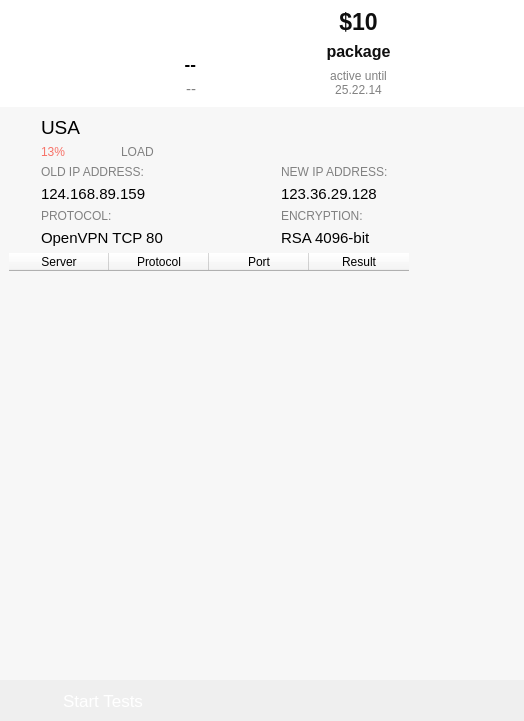
Qt form src/safechecker/testdialog.ui (proxysh/Safejumper-for-Desktop) before a commit.
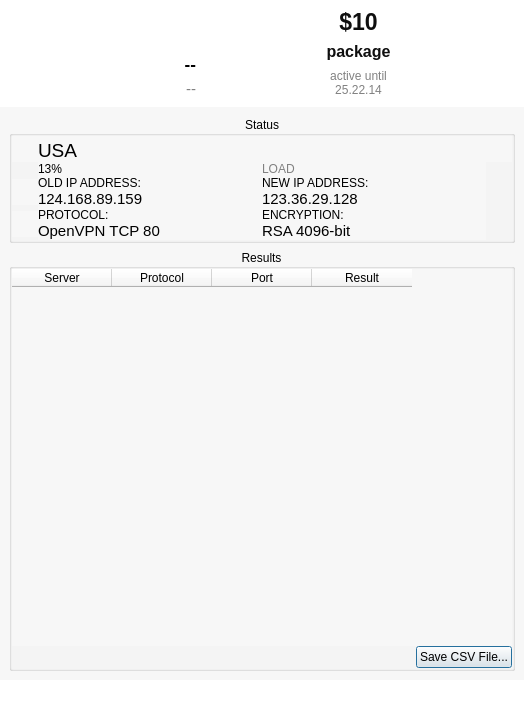
The same form after that commit. Icons and pictures are not drawn.

Commit message: Added iterating through the known servers, encryptions, and ports. Added saving to a csv file. Added newip and color to "results" field" Put "Status" and "Results" into groupboxes.

```diff
--- a/src/safechecker/testdialog.ui
+++ b/src/safechecker/testdialog.ui
@@ -16,6 +16,70 @@
     <height>0</height>
    </size>
   </property>
+  <property name="palette">
+   <palette>
+    <active>
+     <colorrole role="Base">
+      <brush brushstyle="SolidPattern">
+       <color alpha="255">
+        <red>255</red>
+        <green>255</green>
+        <blue>255</blue>
+       </color>
+      </brush>
+     </colorrole>
+     <colorrole role="Window">
+      <brush brushstyle="SolidPattern">
+       <color alpha="255">
+        <red>255</red>
+        <green>255</green>
+        <blue>255</blue>
+       </color>
+      </brush>
+     </colorrole>
+    </active>
+    <inactive>
+     <colorrole role="Base">
+      <brush brushstyle="SolidPattern">
+       <color alpha="255">
+        <red>255</red>
+        <green>255</green>
+        <blue>255</blue>
+       </color>
+      </brush>
+     </colorrole>
+     <colorrole role="Window">
+      <brush brushstyle="SolidPattern">
+       <color alpha="255">
+        <red>255</red>
+        <green>255</green>
+        <blue>255</blue>
+       </color>
+      </brush>
+     </colorrole>
+    </inactive>
+    <disabled>
+     <colorrole role="Base">
+      <brush brushstyle="SolidPattern">
+       <color alpha="255">
+        <red>255</red>
+        <green>255</green>
+        <blue>255</blue>
+       </color>
+      </brush>
+     </colorrole>
+     <colorrole role="Window">
+      <brush brushstyle="SolidPattern">
+       <color alpha="255">
+        <red>255</red>
+        <green>255</green>
+        <blue>255</blue>
+       </color>
+      </brush>
+     </colorrole>
+    </disabled>
+   </palette>
+  </property>
   <property name="windowTitle">
    <string>Safechecker</string>
   </property>
@@ -526,12 +590,21 @@
      <property name="palette">
       <palette>
        <active>
+        <colorrole role="WindowText">
+         <brush brushstyle="SolidPattern">
+          <color alpha="255">
+           <red>0</red>
+           <green>0</green>
+           <blue>0</blue>
+          </color>
+         </brush>
+        </colorrole>
         <colorrole role="Button">
          <brush brushstyle="SolidPattern">
           <color alpha="255">
-           <red>247</red>
-           <green>247</green>
-           <blue>247</blue>
+           <red>255</red>
+           <green>255</green>
+           <blue>255</blue>
           </color>
          </brush>
         </colorrole>
@@ -539,6 +612,60 @@
          <brush brushstyle="SolidPattern">
           <color alpha="255">
            <red>255</red>
+           <green>255</green>
+           <blue>255</blue>
+          </color>
+         </brush>
+        </colorrole>
+        <colorrole role="Midlight">
+         <brush brushstyle="SolidPattern">
+          <color alpha="255">
+           <red>255</red>
+           <green>255</green>
+           <blue>255</blue>
+          </color>
+         </brush>
+        </colorrole>
+        <colorrole role="Dark">
+         <brush brushstyle="SolidPattern">
+          <color alpha="255">
+           <red>127</red>
+           <green>127</green>
+           <blue>127</blue>
+          </color>
+         </brush>
+        </colorrole>
+        <colorrole role="Mid">
+         <brush brushstyle="SolidPattern">
+          <color alpha="255">
+           <red>170</red>
+           <green>170</green>
+           <blue>170</blue>
+          </color>
+         </brush>
+        </colorrole>
+        <colorrole role="Text">
+         <brush brushstyle="SolidPattern">
+          <color alpha="255">
+           <red>0</red>
+           <green>0</green>
+           <blue>0</blue>
+          </color>
+         </brush>
+        </colorrole>
+        <colorrole role="BrightText">
+         <brush brushstyle="SolidPattern">
+          <color alpha="255">
+           <red>255</red>
+           <green>255</green>
+           <blue>255</blue>
+          </color>
+         </brush>
+        </colorrole>
+        <colorrole role="ButtonText">
+         <brush brushstyle="SolidPattern">
+          <color alpha="255">
+           <red>0</red>
            <green>0</green>
            <blue>0</blue>
           </color>
@@ -547,29 +674,74 @@
         <colorrole role="Base">
          <brush brushstyle="SolidPattern">
           <color alpha="255">
-           <red>247</red>
-           <green>247</green>
-           <blue>247</blue>
+           <red>255</red>
+           <green>255</green>
+           <blue>255</blue>
           </color>
          </brush>
         </colorrole>
         <colorrole role="Window">
          <brush brushstyle="SolidPattern">
           <color alpha="255">
-           <red>247</red>
-           <green>247</green>
-           <blue>247</blue>
+           <red>255</red>
+           <green>255</green>
+           <blue>255</blue>
+          </color>
+         </brush>
+        </colorrole>
+        <colorrole role="Shadow">
+         <brush brushstyle="SolidPattern">
+          <color alpha="255">
+           <red>0</red>
+           <green>0</green>
+           <blue>0</blue>
+          </color>
+         </brush>
+        </colorrole>
+        <colorrole role="AlternateBase">
+         <brush brushstyle="SolidPattern">
+          <color alpha="255">
+           <red>255</red>
+           <green>255</green>
+           <blue>255</blue>
+          </color>
+         </brush>
+        </colorrole>
+        <colorrole role="ToolTipBase">
+         <brush brushstyle="SolidPattern">
+          <color alpha="255">
+           <red>255</red>
+           <green>255</green>
+           <blue>220</blue>
+          </color>
+         </brush>
+        </colorrole>
+        <colorrole role="ToolTipText">
+         <brush brushstyle="SolidPattern">
+          <color alpha="255">
+           <red>0</red>
+           <green>0</green>
+           <blue>0</blue>
           </color>
          </brush>
         </colorrole>
        </active>
        <inactive>
+        <colorrole role="WindowText">
+         <brush brushstyle="SolidPattern">
+          <color alpha="255">
+           <red>0</red>
+           <green>0</green>
+           <blue>0</blue>
+          </color>
+         </brush>
+        </colorrole>
         <colorrole role="Button">
          <brush brushstyle="SolidPattern">
           <color alpha="255">
-           <red>247</red>
-           <green>247</green>
-           <blue>247</blue>
+           <red>255</red>
+           <green>255</green>
+           <blue>255</blue>
           </color>
          </brush>
         </colorrole>
@@ -577,6 +749,60 @@
          <brush brushstyle="SolidPattern">
           <color alpha="255">
            <red>255</red>
+           <green>255</green>
+           <blue>255</blue>
+          </color>
+         </brush>
+        </colorrole>
+        <colorrole role="Midlight">
+         <brush brushstyle="SolidPattern">
+          <color alpha="255">
+           <red>255</red>
+           <green>255</green>
+           <blue>255</blue>
+          </color>
+         </brush>
+        </colorrole>
+        <colorrole role="Dark">
+         <brush brushstyle="SolidPattern">
+          <color alpha="255">
+           <red>127</red>
+           <green>127</green>
+           <blue>127</blue>
+          </color>
+         </brush>
+        </colorrole>
+        <colorrole role="Mid">
+         <brush brushstyle="SolidPattern">
+          <color alpha="255">
+           <red>170</red>
+           <green>170</green>
+           <blue>170</blue>
+          </color>
+         </brush>
+        </colorrole>
+        <colorrole role="Text">
+         <brush brushstyle="SolidPattern">
+          <color alpha="255">
+           <red>0</red>
+           <green>0</green>
+           <blue>0</blue>
+          </color>
+         </brush>
+        </colorrole>
+        <colorrole role="BrightText">
+         <brush brushstyle="SolidPattern">
+          <color alpha="255">
+           <red>255</red>
+           <green>255</green>
+           <blue>255</blue>
+          </color>
+         </brush>
+        </colorrole>
+        <colorrole role="ButtonText">
+         <brush brushstyle="SolidPattern">
+          <color alpha="255">
+           <red>0</red>
            <green>0</green>
            <blue>0</blue>
           </color>
@@ -585,29 +811,74 @@
         <colorrole role="Base">
          <brush brushstyle="SolidPattern">
           <color alpha="255">
-           <red>247</red>
-           <green>247</green>
-           <blue>247</blue>
+           <red>255</red>
+           <green>255</green>
+           <blue>255</blue>
           </color>
          </brush>
         </colorrole>
         <colorrole role="Window">
          <brush brushstyle="SolidPattern">
           <color alpha="255">
-           <red>247</red>
-           <green>247</green>
-           <blue>247</blue>
+           <red>255</red>
+           <green>255</green>
+           <blue>255</blue>
+          </color>
+         </brush>
+        </colorrole>
+        <colorrole role="Shadow">
+         <brush brushstyle="SolidPattern">
+          <color alpha="255">
+           <red>0</red>
+           <green>0</green>
+           <blue>0</blue>
+          </color>
+         </brush>
+        </colorrole>
+        <colorrole role="AlternateBase">
+         <brush brushstyle="SolidPattern">
+          <color alpha="255">
+           <red>255</red>
+           <green>255</green>
+           <blue>255</blue>
+          </color>
+         </brush>
+        </colorrole>
+        <colorrole role="ToolTipBase">
+         <brush brushstyle="SolidPattern">
+          <color alpha="255">
+           <red>255</red>
+           <green>255</green>
+           <blue>220</blue>
+          </color>
+         </brush>
+        </colorrole>
+        <colorrole role="ToolTipText">
+         <brush brushstyle="SolidPattern">
+          <color alpha="255">
+           <red>0</red>
+           <green>0</green>
+           <blue>0</blue>
           </color>
          </brush>
         </colorrole>
        </inactive>
        <disabled>
+        <colorrole role="WindowText">
+         <brush brushstyle="SolidPattern">
+          <color alpha="255">
+           <red>127</red>
+           <green>127</green>
+           <blue>127</blue>
+          </color>
+         </brush>
+        </colorrole>
         <colorrole role="Button">
          <brush brushstyle="SolidPattern">
           <color alpha="255">
-           <red>247</red>
-           <green>247</green>
-           <blue>247</blue>
+           <red>255</red>
+           <green>255</green>
+           <blue>255</blue>
           </color>
          </brush>
         </colorrole>
@@ -615,26 +886,116 @@
          <brush brushstyle="SolidPattern">
           <color alpha="255">
            <red>255</red>
-           <green>0</green>
-           <blue>0</blue>
+           <green>255</green>
+           <blue>255</blue>
+          </color>
+         </brush>
+        </colorrole>
+        <colorrole role="Midlight">
+         <brush brushstyle="SolidPattern">
+          <color alpha="255">
+           <red>255</red>
+           <green>255</green>
+           <blue>255</blue>
+          </color>
+         </brush>
+        </colorrole>
+        <colorrole role="Dark">
+         <brush brushstyle="SolidPattern">
+          <color alpha="255">
+           <red>127</red>
+           <green>127</green>
+           <blue>127</blue>
+          </color>
+         </brush>
+        </colorrole>
+        <colorrole role="Mid">
+         <brush brushstyle="SolidPattern">
+          <color alpha="255">
+           <red>170</red>
+           <green>170</green>
+           <blue>170</blue>
+          </color>
+         </brush>
+        </colorrole>
+        <colorrole role="Text">
+         <brush brushstyle="SolidPattern">
+          <color alpha="255">
+           <red>127</red>
+           <green>127</green>
+           <blue>127</blue>
+          </color>
+         </brush>
+        </colorrole>
+        <colorrole role="BrightText">
+         <brush brushstyle="SolidPattern">
+          <color alpha="255">
+           <red>255</red>
+           <green>255</green>
+           <blue>255</blue>
+          </color>
+         </brush>
+        </colorrole>
+        <colorrole role="ButtonText">
+         <brush brushstyle="SolidPattern">
+          <color alpha="255">
+           <red>127</red>
+           <green>127</green>
+           <blue>127</blue>
           </color>
          </brush>
         </colorrole>
         <colorrole role="Base">
          <brush brushstyle="SolidPattern">
           <color alpha="255">
-           <red>247</red>
-           <green>247</green>
-           <blue>247</blue>
+           <red>255</red>
+           <green>255</green>
+           <blue>255</blue>
           </color>
          </brush>
         </colorrole>
         <colorrole role="Window">
          <brush brushstyle="SolidPattern">
           <color alpha="255">
-           <red>247</red>
-           <green>247</green>
-           <blue>247</blue>
+           <red>255</red>
+           <green>255</green>
+           <blue>255</blue>
+          </color>
+         </brush>
+        </colorrole>
+        <colorrole role="Shadow">
+         <brush brushstyle="SolidPattern">
+          <color alpha="255">
+           <red>0</red>
+           <green>0</green>
+           <blue>0</blue>
+          </color>
+         </brush>
+        </colorrole>
+        <colorrole role="AlternateBase">
+         <brush brushstyle="SolidPattern">
+          <color alpha="255">
+           <red>255</red>
+           <green>255</green>
+           <blue>255</blue>
+          </color>
+         </brush>
+        </colorrole>
+        <colorrole role="ToolTipBase">
+         <brush brushstyle="SolidPattern">
+          <color alpha="255">
+           <red>255</red>
+           <green>255</green>
+           <blue>220</blue>
+          </color>
+         </brush>
+        </colorrole>
+        <colorrole role="ToolTipText">
+         <brush brushstyle="SolidPattern">
+          <color alpha="255">
+           <red>0</red>
+           <green>0</green>
+           <blue>0</blue>
           </color>
          </brush>
         </colorrole>
@@ -657,8 +1018,70 @@
      <property name="frameShadow">
       <enum>QFrame::Raised</enum>
      </property>
-     <layout class="QGridLayout" name="gridLayout_2">
-      <item row="0" column="1" rowspan="3" colspan="2">
+     <layout class="QGridLayout" name="gridLayout_5">
+      <item row="0" column="0">
+       <widget class="QGroupBox" name="statusGroupBox">
+        <property name="palette">
+         <palette>
+          <active/>
+          <inactive/>
+          <disabled/>
+         </palette>
+        </property>
+        <property name="title">
+         <string>Status</string>
+        </property>
+        <property name="alignment">
+         <set>Qt::AlignCenter</set>
+        </property>
+        <layout class="QGridLayout" name="gridLayout_4">
+         <property name="leftMargin">
+          <number>0</number>
+         </property>
+         <property name="topMargin">
+          <number>0</number>
+         </property>
+         <property name="rightMargin">
+          <number>0</number>
+         </property>
+         <property name="bottomMargin">
+          <number>0</number>
+         </property>
+         <property name="spacing">
+          <number>0</number>
+         </property>
+         <item row="0" column="0">
+          <widget class="QGraphicsView" name="gv_Globe">
+           <property name="sizePolicy">
+            <sizepolicy hsizetype="Fixed" vsizetype="Fixed">
+             <horstretch>0</horstretch>
+             <verstretch>0</verstretch>
+            </sizepolicy>
+           </property>
+           <property name="minimumSize">
+            <size>
+             <width>26</width>
+             <height>26</height>
+            </size>
+           </property>
+           <property name="maximumSize">
+            <size>
+             <width>26</width>
+             <height>26</height>
+            </size>
+           </property>
+           <property name="styleSheet">
+            <string notr="true">QGraphicsView
+{
+	border-image: url(:/imgs/icon-globe.png);
+}</string>
+           </property>
+           <property name="interactive">
+            <bool>false</bool>
+           </property>
+          </widget>
+         </item>
+         <item row="0" column="1">
        <widget class="QLabel" name="countryLabel">
         <property name="font">
          <font>
@@ -679,62 +1102,78 @@
         </property>
        </widget>
       </item>
-      <item row="0" column="0" rowspan="4">
-       <widget class="QGraphicsView" name="gv_Globe">
+         <item row="0" column="4">
+          <widget class="QLabel" name="flagLabel">
         <property name="sizePolicy">
          <sizepolicy hsizetype="Fixed" vsizetype="Fixed">
           <horstretch>0</horstretch>
           <verstretch>0</verstretch>
          </sizepolicy>
         </property>
-        <property name="minimumSize">
-         <size>
-          <width>26</width>
-          <height>26</height>
-         </size>
-        </property>
         <property name="maximumSize">
          <size>
           <width>26</width>
           <height>26</height>
          </size>
         </property>
-        <property name="styleSheet">
-         <string notr="true">QGraphicsView
-{
-	border-image: url(:/imgs/icon-globe.png);
-}</string>
-        </property>
-        <property name="interactive">
-         <bool>false</bool>
+           <property name="text">
+            <string/>
+           </property>
+           <property name="pixmap">
+            <pixmap resource="../safejumper/imgs.qrc">:/flags/US.png</pixmap>
         </property>
        </widget>
       </item>
-      <item row="5" column="1" colspan="2">
-       <widget class="QLabel" name="L_OldIp">
+         <item row="1" column="1">
+          <widget class="QLabel" name="L_Percent">
         <property name="font">
          <font>
           <family>Helvetica Neue</family>
-          <pointsize>11</pointsize>
+             <pointsize>9</pointsize>
           <weight>50</weight>
           <bold>false</bold>
          </font>
         </property>
-        <property name="styleSheet">
-         <string notr="true">QLabel
-{
-background: transparent;
-}</string>
-        </property>
         <property name="text">
-         <string>124.168.89.159</string>
+            <string>13%</string>
         </property>
         <property name="alignment">
          <set>Qt::AlignLeading|Qt::AlignLeft|Qt::AlignTop</set>
         </property>
        </widget>
       </item>
-      <item row="4" column="1" colspan="2">
+         <item row="2" column="0" rowspan="2">
+          <widget class="QGraphicsView" name="gv_Globe_2">
+           <property name="sizePolicy">
+            <sizepolicy hsizetype="Fixed" vsizetype="Fixed">
+             <horstretch>0</horstretch>
+             <verstretch>0</verstretch>
+            </sizepolicy>
+           </property>
+           <property name="minimumSize">
+            <size>
+             <width>26</width>
+             <height>26</height>
+            </size>
+           </property>
+           <property name="maximumSize">
+            <size>
+             <width>26</width>
+             <height>26</height>
+            </size>
+           </property>
+           <property name="styleSheet">
+            <string notr="true">QGraphicsView
+{
+	border-image: url(:/imgs/icon-plug.png);
+}</string>
+           </property>
+           <property name="interactive">
+            <bool>false</bool>
+           </property>
+          </widget>
+         </item>
+         <item row="2" column="1">
        <widget class="QLabel" name="L_OldIpCaplion">
         <property name="font">
          <font>
@@ -744,13 +1183,6 @@
           <bold>false</bold>
          </font>
         </property>
-        <property name="styleSheet">
-         <string notr="true">QLabel
-{
-color: #818181;
-background: transparent;
-}</string>
-        </property>
         <property name="text">
          <string>OLD IP ADDRESS:</string>
         </property>
@@ -759,32 +1191,28 @@
         </property>
        </widget>
       </item>
-      <item row="6" column="1" colspan="2">
-       <widget class="QLabel" name="L_OldIpCaplion_3">
+         <item row="3" column="1">
+          <widget class="QLabel" name="L_OldIp">
         <property name="font">
          <font>
           <family>Helvetica Neue</family>
-          <pointsize>9</pointsize>
+             <pointsize>11</pointsize>
           <weight>50</weight>
           <bold>false</bold>
          </font>
         </property>
         <property name="styleSheet">
-         <string notr="true">QLabel
-{
-color: #818181;
-background: transparent;
-}</string>
+            <string notr="true"/>
         </property>
         <property name="text">
-         <string>PROTOCOL:</string>
+            <string>124.168.89.159</string>
         </property>
         <property name="alignment">
          <set>Qt::AlignLeading|Qt::AlignLeft|Qt::AlignTop</set>
         </property>
        </widget>
       </item>
-      <item row="6" column="0" rowspan="2">
+         <item row="4" column="0" rowspan="2">
        <widget class="QGraphicsView" name="gv_Globe_3">
         <property name="sizePolicy">
          <sizepolicy hsizetype="Fixed" vsizetype="Fixed">
@@ -815,38 +1243,25 @@
         </property>
        </widget>
       </item>
-      <item row="4" column="0" rowspan="2">
-       <widget class="QGraphicsView" name="gv_Globe_2">
-        <property name="sizePolicy">
-         <sizepolicy hsizetype="Fixed" vsizetype="Fixed">
-          <horstretch>0</horstretch>
-          <verstretch>0</verstretch>
-         </sizepolicy>
-        </property>
-        <property name="minimumSize">
-         <size>
-          <width>26</width>
-          <height>26</height>
-         </size>
-        </property>
-        <property name="maximumSize">
-         <size>
-          <width>26</width>
-          <height>26</height>
-         </size>
-        </property>
-        <property name="styleSheet">
-         <string notr="true">QGraphicsView
-{
-	border-image: url(:/imgs/icon-plug.png);
-}</string>
-        </property>
-        <property name="interactive">
-         <bool>false</bool>
+         <item row="4" column="1">
+          <widget class="QLabel" name="L_OldIpCaplion_3">
+           <property name="font">
+            <font>
+             <family>Helvetica Neue</family>
+             <pointsize>9</pointsize>
+             <weight>50</weight>
+             <bold>false</bold>
+            </font>
+           </property>
+           <property name="text">
+            <string>PROTOCOL:</string>
+           </property>
+           <property name="alignment">
+            <set>Qt::AlignLeading|Qt::AlignLeft|Qt::AlignTop</set>
         </property>
        </widget>
       </item>
-      <item row="7" column="1" colspan="2">
+         <item row="5" column="1">
        <widget class="QLabel" name="L_Protocol">
         <property name="font">
          <font>
@@ -856,12 +1271,6 @@
           <bold>false</bold>
          </font>
         </property>
-        <property name="styleSheet">
-         <string notr="true">QLabel
-{
-background: transparent;
-}</string>
-        </property>
         <property name="text">
          <string>OpenVPN TCP 80</string>
         </property>
@@ -870,57 +1279,8 @@
         </property>
        </widget>
       </item>
-      <item row="7" column="4" colspan="2">
-       <widget class="QLabel" name="encryptionLabel">
-        <property name="font">
-         <font>
-          <family>Helvetica Neue</family>
-          <pointsize>11</pointsize>
-          <weight>50</weight>
-          <bold>false</bold>
-         </font>
-        </property>
-        <property name="styleSheet">
-         <string notr="true">QLabel
-{
-background: transparent;
-}</string>
-        </property>
-        <property name="text">
-         <string>RSA 4096-bit</string>
-        </property>
-        <property name="alignment">
-         <set>Qt::AlignLeading|Qt::AlignLeft|Qt::AlignTop</set>
-        </property>
-       </widget>
-      </item>
-      <item row="3" column="1">
-       <widget class="QLabel" name="L_Percent">
-        <property name="font">
-         <font>
-          <family>Helvetica Neue</family>
-          <pointsize>9</pointsize>
-          <weight>50</weight>
-          <bold>false</bold>
-         </font>
-        </property>
-        <property name="styleSheet">
-         <string notr="true">QLabel
-{
-color: #f77268;
-background: transparent;
-}</string>
-        </property>
-        <property name="text">
-         <string>13%</string>
-        </property>
-        <property name="alignment">
-         <set>Qt::AlignLeading|Qt::AlignLeft|Qt::AlignTop</set>
-        </property>
-       </widget>
-      </item>
-      <item row="6" column="4" colspan="2">
-       <widget class="QLabel" name="L_OldIpCaplion_4">
+         <item row="1" column="2">
+          <widget class="QLabel" name="L_LOAD">
         <property name="font">
          <font>
           <family>Helvetica Neue</family>
@@ -933,18 +1293,24 @@
          <string notr="true">QLabel
 {
 color: #818181;
-background: transparent;
 }</string>
         </property>
         <property name="text">
-         <string>ENCRYPTION:</string>
+            <string>LOAD</string>
         </property>
         <property name="alignment">
          <set>Qt::AlignLeading|Qt::AlignLeft|Qt::AlignTop</set>
         </property>
        </widget>
       </item>
-      <item row="4" column="4" colspan="2">
+         <item row="0" column="2">
+          <widget class="QLabel" name="serverIpLabel">
+           <property name="text">
+            <string/>
+           </property>
+          </widget>
+         </item>
+         <item row="2" column="2">
        <widget class="QLabel" name="L_OldIpCaplion_2">
         <property name="font">
          <font>
@@ -954,13 +1320,6 @@
           <bold>false</bold>
          </font>
         </property>
-        <property name="styleSheet">
-         <string notr="true">QLabel
-{
-color: #818181;
-background: transparent;
-}</string>
-        </property>
         <property name="text">
          <string>NEW IP ADDRESS:</string>
         </property>
@@ -969,7 +1328,7 @@
         </property>
        </widget>
       </item>
-      <item row="5" column="4" colspan="2">
+         <item row="3" column="2">
        <widget class="QLabel" name="L_NewIp">
         <property name="font">
          <font>
@@ -990,8 +1349,8 @@
         </property>
        </widget>
       </item>
-      <item row="3" column="2">
-       <widget class="QLabel" name="L_LOAD">
+         <item row="4" column="2">
+          <widget class="QLabel" name="L_OldIpCaplion_4">
         <property name="font">
          <font>
           <family>Helvetica Neue</family>
@@ -1000,43 +1359,80 @@
           <bold>false</bold>
          </font>
         </property>
-        <property name="styleSheet">
-         <string notr="true">QLabel
-{
-color: #818181;
-}</string>
-        </property>
+           <property name="text">
+            <string>ENCRYPTION:</string>
+           </property>
+           <property name="alignment">
+            <set>Qt::AlignLeading|Qt::AlignLeft|Qt::AlignTop</set>
+           </property>
+          </widget>
+         </item>
+         <item row="5" column="2">
+          <widget class="QLabel" name="encryptionLabel">
+           <property name="font">
+            <font>
+             <family>Helvetica Neue</family>
+             <pointsize>11</pointsize>
+             <weight>50</weight>
+             <bold>false</bold>
+            </font>
+           </property>
         <property name="text">
-         <string>LOAD</string>
+            <string>RSA 4096-bit</string>
         </property>
         <property name="alignment">
          <set>Qt::AlignLeading|Qt::AlignLeft|Qt::AlignTop</set>
         </property>
        </widget>
       </item>
-      <item row="1" column="4" rowspan="3" colspan="3">
-       <widget class="QLabel" name="flagLabel">
-        <property name="sizePolicy">
-         <sizepolicy hsizetype="Fixed" vsizetype="Fixed">
-          <horstretch>0</horstretch>
-          <verstretch>0</verstretch>
-         </sizepolicy>
+        </layout>
+       </widget>
+      </item>
+      <item row="1" column="0">
+       <widget class="QGroupBox" name="resultsGroupBox">
+        <property name="title">
+         <string>Results</string>
         </property>
-        <property name="maximumSize">
+        <property name="alignment">
+         <set>Qt::AlignCenter</set>
+        </property>
+        <layout class="QGridLayout" name="gridLayout_2">
+         <property name="leftMargin">
+          <number>0</number>
+         </property>
+         <property name="topMargin">
+          <number>0</number>
+         </property>
+         <property name="rightMargin">
+          <number>0</number>
+         </property>
+         <property name="bottomMargin">
+          <number>0</number>
+         </property>
+         <property name="spacing">
+          <number>0</number>
+         </property>
+         <item row="1" column="1">
+          <widget class="QPushButton" name="saveCSVButton">
+           <property name="text">
+            <string>Save CSV File...</string>
+           </property>
+          </widget>
+         </item>
+         <item row="1" column="0">
+          <spacer name="horizontalSpacer">
+           <property name="orientation">
+            <enum>Qt::Horizontal</enum>
+           </property>
+           <property name="sizeHint" stdset="0">
          <size>
-          <width>26</width>
-          <height>26</height>
-         </size>
-        </property>
-        <property name="text">
-         <string/>
-        </property>
-        <property name="pixmap">
-         <pixmap resource="../safejumper/imgs.qrc">:/flags/US.png</pixmap>
-        </property>
-       </widget>
-      </item>
-      <item row="8" column="0" colspan="7">
+             <width>40</width>
+             <height>20</height>
+            </size>
+           </property>
+          </spacer>
+         </item>
+         <item row="0" column="0" colspan="2">
        <widget class="QTableWidget" name="tableWidget">
         <column>
          <property name="text">
@@ -1076,7 +1472,12 @@
      <zorder>L_Protocol</zorder>
      <zorder>encryptionLabel</zorder>
      <zorder>tableWidget</zorder>
-     <zorder>flagLabel</zorder>
+        <zorder>tableWidget</zorder>
+        <zorder>saveCSVButton</zorder>
+        <zorder>horizontalSpacer</zorder>
+       </widget>
+      </item>
+     </layout>
     </widget>
    </item>
   </layout>
```
Left out of the diff: 14 changed lines with no effect on the pictures. Lines whose indentation alone changed are shown as unchanged. The commit also changes 7 other files.
